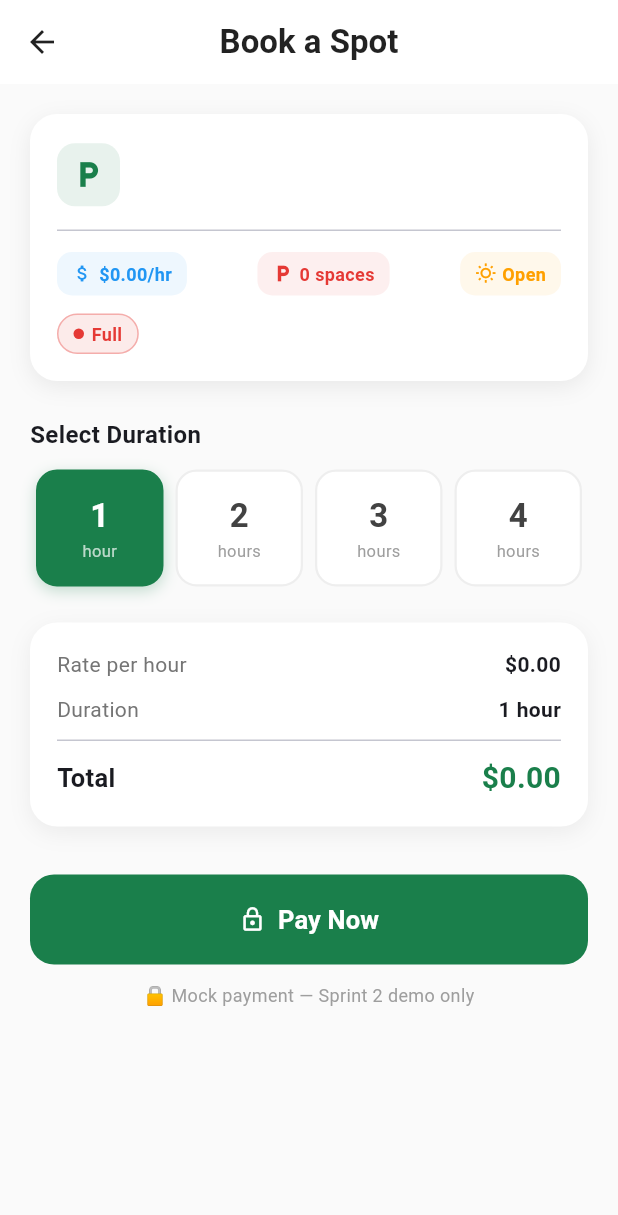
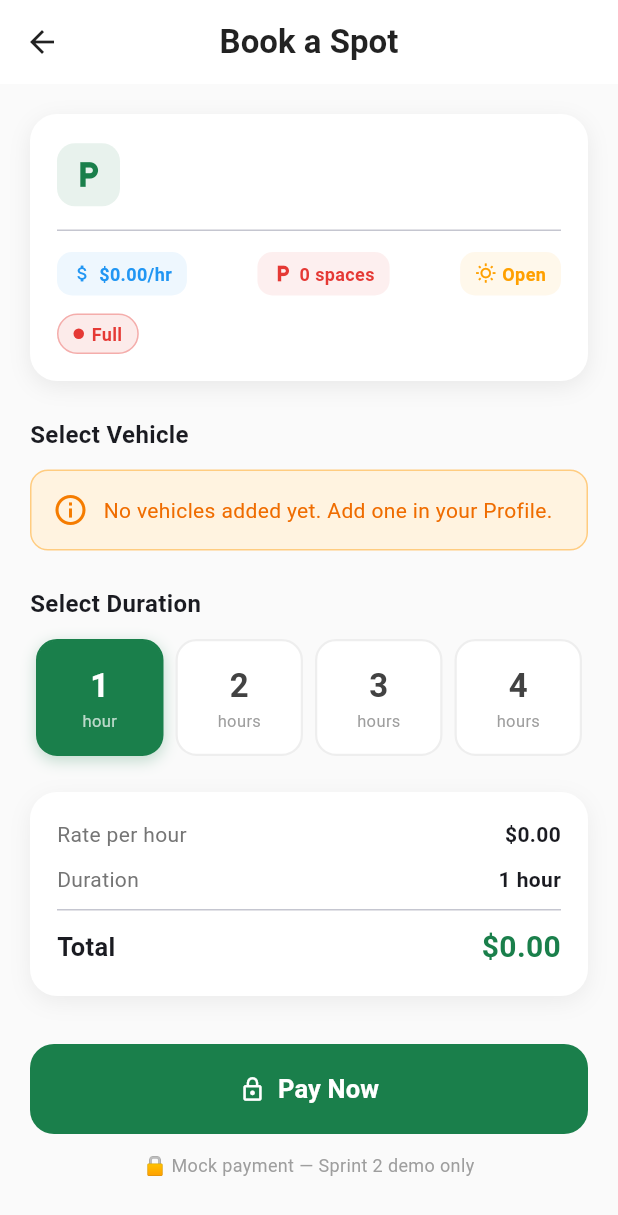
Before and after one commit to MakelPuiri/ParkHub, a Flutter app: the BookingScreen screen opened directly with empty values, on a phone screen of 412 x 824 dp. Shown: the top 1215 px of the screen. Run offline on Flutter 3.47's test engine with Material 3 defaults, Android fonts, the phone set to English and light mode, and no system bars; our stand-ins replace flutter_map, geolocator, latlong2; accounts and stored records are empty.

Commit message:
I added the second user story, to store multiple vehicle plate numbers in the app, also the selected vehicle must appear on the parking session confirmation. Which completes my second user story.

```diff
--- a/parkhub/lib/app/app.dart
+++ b/parkhub/lib/app/app.dart
@@ -1,5 +1,4 @@
 import 'package:flutter/material.dart';
-
 import 'routes.dart';
 import '../screens/login_screen.dart';
 import '../screens/home_screen.dart';
@@ -8,6 +7,7 @@ import '../screens/map_screen.dart';
 import '../screens/profile_screen.dart';
 import '../screens/favourites_screen.dart';
 import '../screens/register_screen.dart';
+import '../screens/vehicles_screen.dart'; // NEW
 import '../themes/theme_controller.dart';
 
 class ParkHubApp extends StatelessWidget {
@@ -45,6 +45,7 @@ class ParkHubApp extends StatelessWidget {
             AppRoutes.profile: (context) => const ProfileScreen(),
             AppRoutes.favourites: (context) => const FavouritesScreen(),
             AppRoutes.register: (context) => const RegisterScreen(),
+            AppRoutes.vehicles: (context) => const VehiclesScreen(), // NEW
           },
         );
       },
--- a/parkhub/lib/app/routes.dart
+++ b/parkhub/lib/app/routes.dart
@@ -9,4 +9,5 @@ class AppRoutes {
   static const String profile = '/profile';
   static const String favourites = '/favourites'; // NEW
   static const String register = '/register'; // NEW
+  static const String vehicles = '/vehicles'; // NEW
 }
--- /dev/null
+++ b/parkhub/lib/models/vehicle_model.dart
@@ -0,0 +1,30 @@
+class VehicleModel{
+    final String id;
+    final String plateNumber;
+    final String label;
+    final String userId;
+
+    VehicleModel({
+        required this.id,
+        required this.plateNumber,
+        required this.label,
+        required this.userId
+    });
+
+    factory VehicleModel.fromMap(Map<String, dynamic> map, String id) {
+        return VehicleModel(
+            id: id,
+            plateNumber: map['plateNumber'] ?? '',
+            label: map['label'] ?? '',
+            userId: map['userId'] ?? '',
+        );
+    }
+
+    Map<String, dynamic> toMap() {
+        return {
+            'plateNumber': plateNumber,
+            'label': label,
+            'userId': userId,
+        };
+    }
+}
--- a/parkhub/lib/screens/booking_screen.dart
+++ b/parkhub/lib/screens/booking_screen.dart
@@ -1,11 +1,10 @@
-// lib/screens/booking_screen.dart
-// Sprint 2 — Mock in-app parking payment flow (Feature 2)
-// NOTE: This is a MOCK payment screen for Sprint 2 MVP demonstration.
-//       No real payment processing is performed.
 
 import 'dart:math';
 import 'package:flutter/material.dart';
 import '../models/parking_spot.dart';
+import '../models/vehicle_model.dart';
+import '../services/vehicle_service.dart';
+import '../services/auth_service.dart';
 
 // ---------------------------------------------------------------------------
 // BookingScreen
@@ -29,6 +28,11 @@ class _BookingScreenState extends State<BookingScreen> {
   bool _isProcessing = false;
   bool _paymentSuccess = false;
   late String _referenceNumber;
+
+  // Vehicle selection
+  VehicleModel? _selectedVehicle;
+  final VehicleService _vehicleService = VehicleService();
+  final String _userId = AuthService().getCurrentUser()?.id ?? '';
 
   @override
   void initState() {
@@ -64,6 +68,9 @@ class _BookingScreenState extends State<BookingScreen> {
     final spot = widget.spot;
     final statusColor = spot.getAvailabilityColor();
     final status = spot.getAvailabilityStatus();
+
+    // Get vehicles for current user
+    final vehicles = _vehicleService.getUserVehicles(_userId);
 
     return SingleChildScrollView(
       padding: const EdgeInsets.all(20),
@@ -158,6 +165,65 @@ class _BookingScreenState extends State<BookingScreen> {
               ],
             ),
           ),
+
+          const SizedBox(height: 24),
+
+          // ── Vehicle selector ─────────────────────────────────────────────
+          const Text(
+            'Select Vehicle',
+            style: TextStyle(fontSize: 16, fontWeight: FontWeight.bold),
+          ),
+          const SizedBox(height: 12),
+          vehicles.isEmpty
+              ? Container(
+                  padding: const EdgeInsets.all(14),
+                  decoration: BoxDecoration(
+                    color: Colors.orange.shade50,
+                    borderRadius: BorderRadius.circular(12),
+                    border: Border.all(color: Colors.orange.shade200),
+                  ),
+                  child: Row(
+                    children: [
+                      Icon(Icons.info_outline, color: Colors.orange.shade700),
+                      const SizedBox(width: 10),
+                      Expanded(
+                        child: Text(
+                          'No vehicles added yet. Add one in your Profile.',
+                          style: TextStyle(color: Colors.orange.shade800),
+                        ),
+                      ),
+                    ],
+                  ),
+                )
+              : Container(
+                  padding: const EdgeInsets.symmetric(horizontal: 14),
+                  decoration: BoxDecoration(
+                    color: Colors.white,
+                    borderRadius: BorderRadius.circular(12),
+                    border: Border.all(color: Colors.grey.shade300),
+                  ),
+                  child: DropdownButtonHideUnderline(
+                    child: DropdownButton<VehicleModel>(
+                      value: _selectedVehicle,
+                      isExpanded: true,
+                      hint: const Text('Choose your vehicle'),
+                      items: vehicles
+                          .map((v) => DropdownMenuItem(
+                                value: v,
+                                child: Row(
+                                  children: [
+                                    const Icon(Icons.directions_car,
+                                        size: 18, color: Color(0xFF1A7F4B)),
+                                    const SizedBox(width: 8),
+                                    Text('${v.label} — ${v.plateNumber}'),
+                                  ],
+                                ),
+                              ))
+                          .toList(),
+                      onChanged: (v) => setState(() => _selectedVehicle = v),
+                    ),
+                  ),
+                ),
 
           const SizedBox(height: 24),
 
@@ -406,6 +472,15 @@ class _BookingScreenState extends State<BookingScreen> {
                     '$_selectedDuration ${_selectedDuration == 1 ? "hour" : "hours"}',
                   ),
                   const Divider(height: 20),
+                  // ── Selected vehicle shown on confirmation ───────────────
+                  _confirmRow(
+                    Icons.directions_car,
+                    'Vehicle',
+                    _selectedVehicle != null
+                        ? '${_selectedVehicle!.label} — ${_selectedVehicle!.plateNumber}'
+                        : 'No vehicle selected',
+                  ),
+                  const Divider(height: 20),
                   _confirmRow(
                     Icons.attach_money,
                     'Total Paid',
--- a/parkhub/lib/screens/profile_screen.dart
+++ b/parkhub/lib/screens/profile_screen.dart
@@ -27,8 +27,15 @@ class ProfileScreen extends StatelessWidget {
             const Text('user@email.com', style: TextStyle(color: Colors.grey)),
             const SizedBox(height: 24),
 
-
-
+            // Navigate to My Vehicles screen
+            ListTile(
+              leading: const Icon(Icons.directions_car),
+              title: const Text('My Vehicles'),
+              trailing: const Icon(Icons.chevron_right),
+              onTap: () {
+                Navigator.pushNamed(context, AppRoutes.vehicles);
+              },
+            ),
             ListTile(
               leading: const Icon(Icons.history),
               title: const Text('Booking History'),
@@ -45,33 +52,25 @@ class ProfileScreen extends StatelessWidget {
                 // TODO: Navigate to settings screen
               },
             ),
-
             ValueListenableBuilder(
               valueListenable: themeNotifier,
-
-              builder: (context, ThemeMode currentMode, child){
-                final bool isDark =
-                currentMode == ThemeMode.dark;
-
+              builder: (context, ThemeMode currentMode, child) {
+                final bool isDark = currentMode == ThemeMode.dark;
                 return ListTile(
                   leading: Icon(
                     isDark ? Icons.dark_mode : Icons.light_mode,
                   ),
-
-                  title: const Text('DarkMode'),
-
+                  title: const Text('Dark Mode'),
                   trailing: Switch(
                     value: isDark,
-
                     onChanged: (value) {
                       themeNotifier.value =
-                        value ? ThemeMode.dark : ThemeMode.light;
+                          value ? ThemeMode.dark : ThemeMode.light;
                     },
                   ),
                 );
               },
             ),
-
             const Divider(),
             ListTile(
               leading: const Icon(Icons.logout, color: Colors.red),
--- a/parkhub/lib/services/auth_service.dart
+++ b/parkhub/lib/services/auth_service.dart
@@ -125,6 +125,8 @@ class AuthService {
     return AuthResult(success: true, message: 'Welcome back!', user: user);
   }
 
+  // ── Logout ───────────────────────────────────────────────────────────────
+
   Future<void> logout() async {
     _currentUser = null;
   }
--- /dev/null
+++ b/parkhub/lib/services/vehicle_service.dart
@@ -0,0 +1,48 @@
+import '../models/vehicle_model.dart';
+
+/// Handles vehicle storage for ParkHub.
+/// Uses in-memory mock storage for MVP.
+/// TODO: Replace mock logic with Supabase when backend is connected.
+class VehicleService {
+  // Singleton so the same vehicle store is shared across the app.
+  static final VehicleService _instance = VehicleService._internal();
+  factory VehicleService() => _instance;
+  VehicleService._internal();
+
+  // In-memory vehicle store (id → VehicleModel).
+  final List<VehicleModel> _vehicles = [];
+
+  // ── Get all vehicles for a user ──────────────────────────────────────────
+  List<VehicleModel> getUserVehicles(String userId) {
+    return _vehicles.where((v) => v.userId == userId).toList();
+  }
+
+  // ── Add a vehicle ────────────────────────────────────────────────────────
+  void addVehicle(VehicleModel vehicle) {
+    final newVehicle = VehicleModel(
+      id: DateTime.now().millisecondsSinceEpoch.toString(),
+      plateNumber: vehicle.plateNumber,
+      label: vehicle.label,
+      userId: vehicle.userId,
+    );
+    _vehicles.add(newVehicle);
+  }
+
+  // ── Update a vehicle ─────────────────────────────────────────────────────
+  void updateVehicle(String vehicleId, String plateNumber, String label) {
+    final index = _vehicles.indexWhere((v) => v.id == vehicleId);
+    if (index != -1) {
+      _vehicles[index] = VehicleModel(
+        id: vehicleId,
+        plateNumber: plateNumber,
+        label: label,
+        userId: _vehicles[index].userId,
+      );
+    }
+  }
+
+  // ── Delete a vehicle ─────────────────────────────────────────────────────
+  void deleteVehicle(String vehicleId) {
+    _vehicles.removeWhere((v) => v.id == vehicleId);
+  }
+}
--- a/parkhub/pubspec.yaml
+++ b/parkhub/pubspec.yaml
@@ -30,7 +30,6 @@ environment:
 dependencies:
   flutter:
     sdk: flutter
-
   # The following adds the Cupertino Icons font to your application.
   # Use with the CupertinoIcons class for iOS style icons.
   cupertino_icons: ^1.0.8
@@ -38,11 +37,13 @@ dependencies:
   latlong2: ^0.9.1
   geolocator: ^14.0.2
   url_launcher: ^6.3.2
+  firebase_core: ^3.0.0
+  firebase_auth: ^5.0.0
+  cloud_firestore: ^5.0.0
 
 dev_dependencies:
   flutter_test:
     sdk: flutter
-
   # The "flutter_lints" package below contains a set of recommended lints to
   # encourage good coding practices. The lint set provided by the package is
   # activated in the `analysis_options.yaml` file located at the root of your
@@ -55,7 +56,6 @@ dev_dependencies:
 
 # The following section is specific to Flutter packages.
 flutter:
-
   # The following line ensures that the Material Icons font is
   # included with your application, so that you can use the icons in
   # the material Icons class.
```
Also changed, not shown: parkhub/lib/screens/search_screen.dart (+26 -8 lines), parkhub/lib/screens/vehicles_screen.dart (added, +144 -0 lines), parkhub/lib/main.dart (line endings or trailing spaces), parkhub/pubspec.lock, 6 other files.
